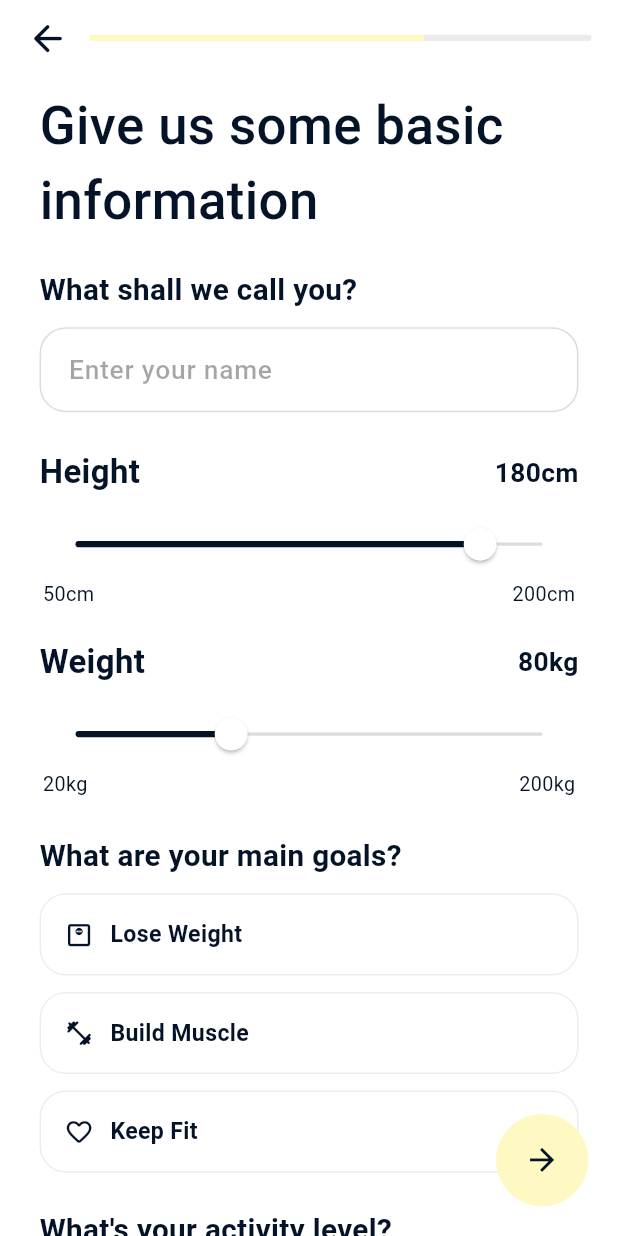
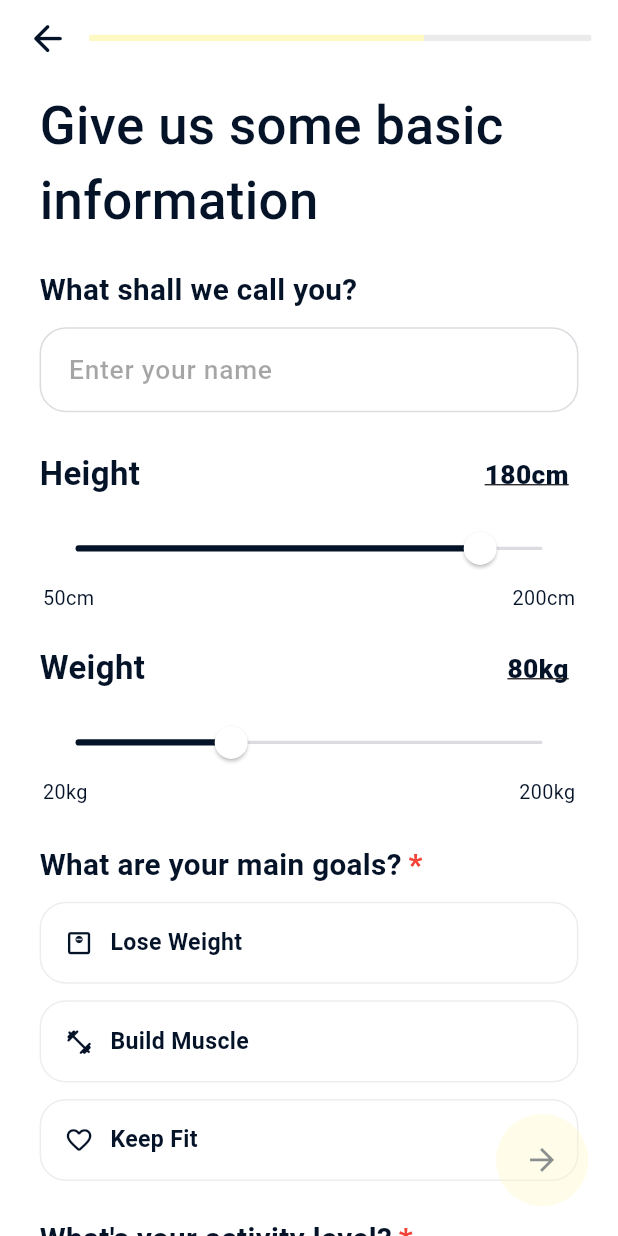
Before and after one commit to quinvrs/perFORM, a Flutter app: the ProfileSetUpScreen screen opened by its route, on a phone screen of 412 x 824 dp. Run offline on Flutter 3.47's test engine with Material 3 defaults, Android fonts, the phone set to English and light mode, and no system bars; our stand-ins replace camera, permission_handler, youtube_player_iframe; missing offline and left inert: google_mlkit_pose_detection; Roboto replaces fonts that are missing (DM Sans).

Commit message:
clickable height/weight, added required fields

```diff
--- a/lib/screens/profile_setup_screen.dart
+++ b/lib/screens/profile_setup_screen.dart
@@ -1,4 +1,5 @@
 import 'package:flutter/material.dart';
+import 'package:flutter/services.dart';
 import '../app_state.dart';
 
 class ProfileSetUpScreen extends StatefulWidget {
@@ -14,8 +15,10 @@ class _ProfileSetUpScreenState extends State<ProfileSetUpScreen> {
   double _heightCm = 180;
   double _weightKg = 80;
 
-  String? _selectedGoal;      // "Lose Weight" | "Build Muscle" | "Keep Fit"
-  String? _selectedActivity;  // "Sedentary" | "Lightly active" | ...
+  String? _selectedGoal; // "Lose Weight" | "Build Muscle" | "Keep Fit"
+  String? _selectedActivity; // "Sedentary" | "Lightly active" | ...
+
+  bool _attemptedSubmit = false;
 
   static const _ink = Color(0xFF051328);
   static const _mutedBorder = Color(0x26051328);
@@ -25,6 +28,49 @@ class _ProfileSetUpScreenState extends State<ProfileSetUpScreen> {
   void dispose() {
     _nameCtrl.dispose();
     super.dispose();
+  }
+
+  Future<void> _editNumber({
+    required String title,
+    required double min,
+    required double max,
+    required double current,
+    required String suffix,
+    required void Function(double v) onApply,
+  }) async {
+    final ctrl = TextEditingController(text: current.round().toString());
+
+    final res = await showDialog<double>(
+      context: context,
+      builder: (ctx) {
+        return AlertDialog(
+          title: Text(title, style: const TextStyle(fontFamily: 'DM Sans')),
+          content: TextField(
+            controller: ctrl,
+            keyboardType: TextInputType.number,
+            inputFormatters: [FilteringTextInputFormatter.digitsOnly],
+            decoration: InputDecoration(hintText: 'Enter value ($suffix)'),
+          ),
+          actions: [
+            TextButton(
+              onPressed: () => Navigator.pop(ctx),
+              child: const Text('Cancel'),
+            ),
+            TextButton(
+              onPressed: () {
+                final v = double.tryParse(ctrl.text.trim());
+                if (v == null) return;
+                Navigator.pop(ctx, v.clamp(min, max));
+              },
+              child: const Text('OK'),
+            ),
+          ],
+        );
+      },
+    );
+
+    if (!mounted) return;
+    if (res != null) onApply(res);
   }
 
   @override
@@ -45,37 +91,40 @@ class _ProfileSetUpScreenState extends State<ProfileSetUpScreen> {
     // Profile step progress (2/3)
     final progress = 2 / 3;
 
+    final goalMissing = _selectedGoal == null;
+    final activityMissing = _selectedActivity == null;
+    final canProceed = !goalMissing && !activityMissing;
+
     return Scaffold(
       backgroundColor: Colors.white,
       body: SafeArea(
         bottom: false,
+        child: SizedBox.expand(
           child: Stack(
             children: [
               Column(
                 children: [
+                  // Top row: back + progress
                   Padding(
                     padding: EdgeInsets.fromLTRB(16 * s, 10 * s, 16 * s, 0),
                     child: Row(
                       children: [
                         InkWell(
-                        onTap: () {
-                          Navigator.pushReplacementNamed(context, '/gender');
-                        },
+                          onTap: () => Navigator.pushReplacementNamed(context, '/gender'),
                           child: Icon(Icons.arrow_back_rounded, color: _ink, size: 26 * s),
                         ),
                         SizedBox(width: 12 * s),
-
                         Expanded(
                           child: ClipRRect(
                             borderRadius: BorderRadius.circular(99),
                             child: Container(
                               height: 4 * s,
-                            color: Colors.black.withAlpha(20), // track
+                              color: Colors.black.withAlpha(20),
                               child: Align(
                                 alignment: Alignment.centerLeft,
                                 child: FractionallySizedBox(
                                   widthFactor: progress,
-                                child: Container(color: _yellow), // fill
+                                  child: Container(color: _yellow),
                                 ),
                               ),
                             ),
@@ -91,7 +140,7 @@ class _ProfileSetUpScreenState extends State<ProfileSetUpScreen> {
                         24 * s,
                         18 * s,
                         24 * s,
-                      (110 * s) + kb, // space for button + keyboard
+                        (110 * s) + kb,
                       ),
                       child: Column(
                         crossAxisAlignment: CrossAxisAlignment.start,
@@ -167,6 +216,14 @@ class _ProfileSetUpScreenState extends State<ProfileSetUpScreen> {
                             value: _heightCm,
                             scale: s,
                             onChanged: (v) => setState(() => _heightCm = v),
+                            onTapValue: () => _editNumber(
+                              title: 'Set Height (cm)',
+                              min: 50,
+                              max: 200,
+                              current: _heightCm,
+                              suffix: 'cm',
+                              onApply: (v) => setState(() => _heightCm = v),
+                            ),
                           ),
 
                           SizedBox(height: 18 * s),
@@ -181,20 +238,36 @@ class _ProfileSetUpScreenState extends State<ProfileSetUpScreen> {
                             value: _weightKg,
                             scale: s,
                             onChanged: (v) => setState(() => _weightKg = v),
+                            onTapValue: () => _editNumber(
+                              title: 'Set Weight (kg)',
+                              min: 20,
+                              max: 200,
+                              current: _weightKg,
+                              suffix: 'kg',
+                              onApply: (v) => setState(() => _weightKg = v),
+                            ),
                           ),
 
-                        // GOALS
+                          // GOALS (required)
                           SizedBox(height: 22 * s),
+                          _RequiredTitle(
+                            s: s,
+                            text: 'What are your main goals?',
+                          ),
+                          if (_attemptedSubmit && goalMissing) ...[
+                            SizedBox(height: 6 * s),
                             Text(
-                          'What are your main goals?',
+                              'Please select a goal.',
                               style: TextStyle(
-                            color: _ink,
-                            fontSize: 18 * s,
+                                color: Colors.red,
+                                fontSize: 12 * s,
                                 fontFamily: 'DM Sans',
-                            fontWeight: FontWeight.w700,
+                                fontWeight: FontWeight.w600,
                               ),
                             ),
+                          ],
                           SizedBox(height: 10 * s),
+
                           _GoalTile(
                             s: s,
                             title: 'Lose Weight',
@@ -219,18 +292,26 @@ class _ProfileSetUpScreenState extends State<ProfileSetUpScreen> {
                             onTap: () => setState(() => _selectedGoal = 'Keep Fit'),
                           ),
 
-                        // ACTIVITY
+                          // ACTIVITY (required)
                           SizedBox(height: 22 * s),
+                          _RequiredTitle(
+                            s: s,
+                            text: "What's your activity level?",
+                          ),
+                          if (_attemptedSubmit && activityMissing) ...[
+                            SizedBox(height: 6 * s),
                             Text(
-                          "What's your activity level?",
+                              'Please select an activity level.',
                               style: TextStyle(
-                            color: _ink,
-                            fontSize: 18 * s,
+                                color: Colors.red,
+                                fontSize: 12 * s,
                                 fontFamily: 'DM Sans',
-                            fontWeight: FontWeight.w700,
+                                fontWeight: FontWeight.w600,
                               ),
                             ),
+                          ],
                           SizedBox(height: 10 * s),
+
                           _ActivityTile(
                             s: s,
                             emoji: '🪑',
@@ -269,33 +350,83 @@ class _ProfileSetUpScreenState extends State<ProfileSetUpScreen> {
                 ],
               ),
 
+              // Next button (disabled until required fields filled)
               Positioned(
                 right: 18 * s,
                 bottom: 18 * s,
                 child: InkWell(
                   onTap: () {
+                    if (!canProceed) {
+                      setState(() => _attemptedSubmit = true);
+                      ScaffoldMessenger.of(context).showSnackBar(
+                        const SnackBar(content: Text('Please select your goal and activity level.')),
+                      );
+                      return;
+                    }
+
                     state.saveProfile(
                       newName: _nameCtrl.text.trim(),
                       newGender: state.gender,
                       newHeightCm: _heightCm,
                       newWeightKg: _weightKg,
                     );
+
                     Navigator.pushReplacementNamed(context, '/home');
                   },
                   child: Container(
                     width: 56 * s,
                     height: 56 * s,
-                  decoration: const ShapeDecoration(
-                    color: _yellow,
-                    shape: OvalBorder(),
+                    decoration: ShapeDecoration(
+                      color: canProceed ? _yellow : _yellow.withAlpha(90),
+                      shape: const OvalBorder(),
                     ),
-                  child: Icon(Icons.arrow_forward, color: _ink, size: 22 * s),
+                    child: Icon(
+                      Icons.arrow_forward,
+                      color: canProceed ? _ink : _ink.withAlpha(120),
+                      size: 22 * s,
+                    ),
                   ),
                 ),
               ),
             ],
           ),
         ),
+      ),
+    );
+  }
+}
+
+class _RequiredTitle extends StatelessWidget {
+  const _RequiredTitle({required this.s, required this.text});
+  final double s;
+  final String text;
+
+  static const _ink = Color(0xFF051328);
+
+  @override
+  Widget build(BuildContext context) {
+    return Row(
+      children: [
+        Text(
+          text,
+          style: TextStyle(
+            color: _ink,
+            fontSize: 18 * s,
+            fontFamily: 'DM Sans',
+            fontWeight: FontWeight.w700,
+          ),
+        ),
+        SizedBox(width: 4 * s),
+        Text(
+          '*',
+          style: TextStyle(
+            color: Colors.red,
+            fontSize: 18 * s,
+            fontFamily: 'DM Sans',
+            fontWeight: FontWeight.w900,
+          ),
+        ),
+      ],
     );
   }
 }
@@ -311,6 +442,7 @@ class _SliderBlock extends StatelessWidget {
     required this.value,
     required this.scale,
     required this.onChanged,
+    required this.onTapValue, // ✅ only right value clickable
   });
 
   final String title;
@@ -322,6 +454,7 @@ class _SliderBlock extends StatelessWidget {
   final double value;
   final double scale;
   final ValueChanged<double> onChanged;
+  final VoidCallback onTapValue;
 
   static const _ink = Color(0xFF051328);
   static const _mutedBorder = Color(0x26051328);
@@ -343,13 +476,23 @@ class _SliderBlock extends StatelessWidget {
                 fontWeight: FontWeight.w700,
               ),
             ),
-            Text(
+
+            // ✅ RIGHT VALUE ONLY is clickable
+            InkWell(
+              onTap: onTapValue,
+              borderRadius: BorderRadius.circular(8 * scale),
+              child: Padding(
+                padding: EdgeInsets.symmetric(horizontal: 6 * scale, vertical: 4 * scale),
+                child: Text(
                   valueText,
                   style: TextStyle(
                     color: _ink,
                     fontSize: 16 * scale,
                     fontFamily: 'DM Sans',
-                fontWeight: FontWeight.w700,
+                    fontWeight: FontWeight.w800,
+                    decoration: TextDecoration.underline,
+                  ),
+                ),
               ),
             ),
           ],
@@ -425,7 +568,12 @@ class _GoalTile extends StatelessWidget {
             Expanded(
               child: Text(
                 title,
-                style: TextStyle(color: _ink, fontSize: 14 * s, fontFamily: 'DM Sans', fontWeight: FontWeight.w600),
+                style: TextStyle(
+                  color: _ink,
+                  fontSize: 14 * s,
+                  fontFamily: 'DM Sans',
+                  fontWeight: FontWeight.w600,
+                ),
               ),
             ),
             if (selected) Icon(Icons.check_circle_rounded, size: 18 * s, color: _ink),
@@ -475,7 +623,12 @@ class _ActivityTile extends StatelessWidget {
             Expanded(
               child: Text(
                 title,
-                style: TextStyle(color: _ink, fontSize: 14 * s, fontFamily: 'DM Sans', fontWeight: FontWeight.w600),
+                style: TextStyle(
+                  color: _ink,
+                  fontSize: 14 * s,
+                  fontFamily: 'DM Sans',
+                  fontWeight: FontWeight.w600,
+                ),
               ),
             ),
             if (selected) Icon(Icons.check_circle_rounded, size: 18 * s, color: _ink),
```
Lines whose indentation alone changed are shown as unchanged.
